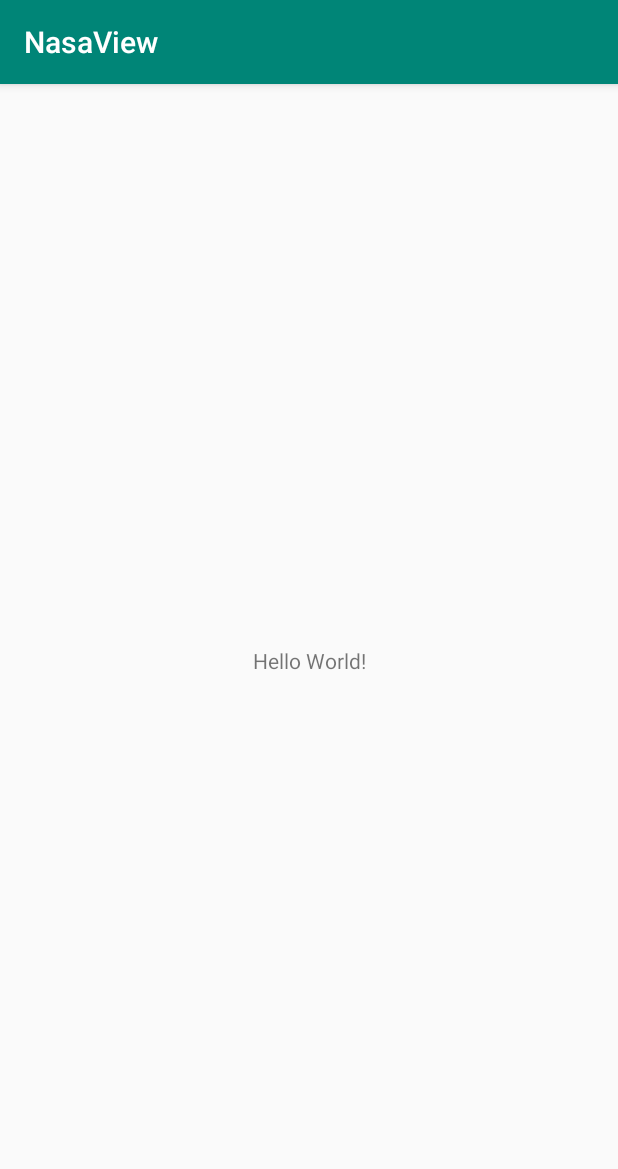
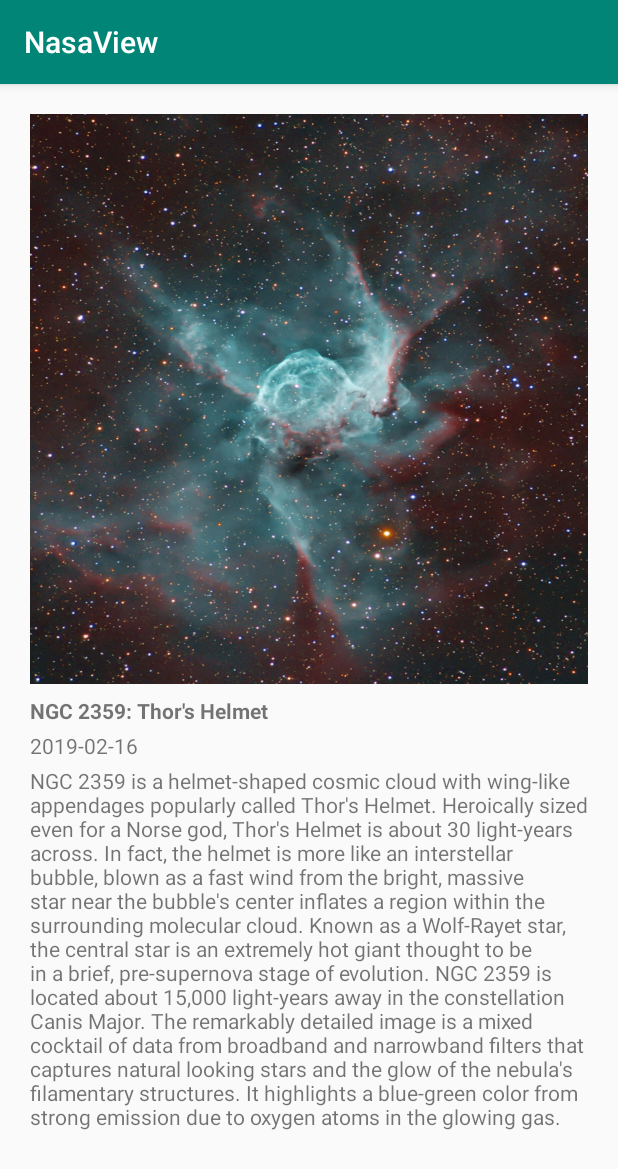
Before and after one commit to fullmers/NasaView, an Android app: the screen it shows after launch (MainActivity), on a phone screen of 412 x 824 dp. Shown: the top 1169 px of the screen. Run offline under Robolectric (Android 15) with nearby library versions, the phone set to English and light mode, and no system bars.

Commit message:
feat: create layout for main activity, populate with sample

```diff
--- a/app/src/main/res/layout/activity_main.xml
+++ b/app/src/main/res/layout/activity_main.xml
@@ -1,18 +1,87 @@
 <?xml version="1.0" encoding="utf-8"?>
-<android.support.constraint.ConstraintLayout xmlns:android="http://schemas.android.com/apk/res/android"
+<android.support.v4.widget.NestedScrollView xmlns:android="http://schemas.android.com/apk/res/android"
     xmlns:app="http://schemas.android.com/apk/res-auto"
     xmlns:tools="http://schemas.android.com/tools"
     android:layout_width="match_parent"
-    android:layout_height="match_parent"
-    tools:context=".MainActivity">
+    android:layout_height="match_parent">
 
-    <TextView
-        android:layout_width="wrap_content"
-        android:layout_height="wrap_content"
-        android:text="Hello World!"
-        app:layout_constraintBottom_toBottomOf="parent"
-        app:layout_constraintLeft_toLeftOf="parent"
-        app:layout_constraintRight_toRightOf="parent"
-        app:layout_constraintTop_toTopOf="parent" />
+    <android.support.constraint.ConstraintLayout
+        android:layout_width="match_parent"
+        android:layout_height="match_parent"
+        tools:context=".MainActivity">
 
-</android.support.constraint.ConstraintLayout>
+
+        <ImageView
+            android:id="@+id/image"
+            android:layout_width="0dp"
+            android:layout_height="0dp"
+            android:adjustViewBounds="true"
+            android:scaleType="fitXY"
+            android:src="@drawable/default_apod"
+            app:layout_constraintBottom_toBottomOf="@id/bottomGuideline"
+            app:layout_constraintEnd_toEndOf="@id/rightGuideline"
+            app:layout_constraintLeft_toLeftOf="@id/leftGuideline"
+            app:layout_constraintRight_toRightOf="@id/rightGuideline"
+            app:layout_constraintStart_toStartOf="@id/leftGuideline"
+            app:layout_constraintTop_toTopOf="@id/topGuideline" />
+
+        <android.support.constraint.Guideline
+            android:id="@+id/topGuideline"
+            android:layout_width="wrap_content"
+            android:layout_height="wrap_content"
+            android:orientation="horizontal"
+            app:layout_constraintGuide_begin="@dimen/main_activity_margin" />
+
+        <android.support.constraint.Guideline
+            android:id="@+id/bottomGuideline"
+            android:layout_width="wrap_content"
+            android:layout_height="wrap_content"
+            android:orientation="horizontal"
+            app:layout_constraintGuide_begin="400dp" />
+
+        <android.support.constraint.Guideline
+            android:id="@+id/leftGuideline"
+            android:layout_width="wrap_content"
+            android:layout_height="wrap_content"
+            android:orientation="vertical"
+            app:layout_constraintGuide_begin="@dimen/main_activity_margin" />
+
+        <android.support.constraint.Guideline
+            android:id="@+id/rightGuideline"
+            android:layout_width="wrap_content"
+            android:layout_height="wrap_content"
+            android:orientation="vertical"
+            app:layout_constraintGuide_end="@dimen/main_activity_margin" />
+
+        <TextView
+            android:id="@+id/title_text"
+            android:layout_width="wrap_content"
+            android:layout_height="wrap_content"
+            android:layout_marginTop="8dp"
+            android:textStyle="bold"
+            app:layout_constraintStart_toEndOf="@+id/leftGuideline"
+            app:layout_constraintTop_toBottomOf="@+id/bottomGuideline"
+            android:text="@string/sample_title" />
+
+        <TextView
+            android:id="@+id/date_text"
+            android:layout_width="wrap_content"
+            android:layout_height="wrap_content"
+            android:layout_marginTop="4dp"
+            app:layout_constraintStart_toEndOf="@+id/leftGuideline"
+            app:layout_constraintTop_toBottomOf="@+id/title_text"
+            android:text="@string/sample_date" />
+
+        <TextView
+            android:id="@+id/desc_text"
+            android:layout_width="0dp"
+            android:layout_height="wrap_content"
+            android:layout_marginTop="4dp"
+            android:paddingBottom="@dimen/main_activity_margin"
+            android:text="@string/sample_desc"
+            app:layout_constraintEnd_toStartOf="@+id/rightGuideline"
+            app:layout_constraintStart_toEndOf="@+id/leftGuideline"
+            app:layout_constraintTop_toBottomOf="@+id/date_text" />
+
+    </android.support.constraint.ConstraintLayout>
+</android.support.v4.widget.NestedScrollView>
--- /dev/null
+++ b/app/src/main/res/values/dimens.xml
@@ -0,0 +1,4 @@
+<?xml version="1.0" encoding="utf-8"?>
+<resources>
+    <dimen name="main_activity_margin">20dp</dimen>
+</resources>
--- a/app/src/main/res/values/strings.xml
+++ b/app/src/main/res/values/strings.xml
@@ -1,3 +1,6 @@
 <resources>
     <string name="app_name">NasaView</string>
+    <string name="sample_title">NGC 2359: Thor\'s Helmet</string>
+    <string name="sample_date">2019-02-16</string>
+    <string name="sample_desc">NGC 2359 is a helmet-shaped cosmic cloud with wing-like appendages popularly called Thor\'s Helmet. Heroically sized even for a Norse god, Thor\'s Helmet is about 30 light-years across. In fact, the helmet is more like an interstellar bubble, blown as a fast wind from the bright, massive star near the bubble\'s center inflates a region within the surrounding molecular cloud. Known as a Wolf-Rayet star, the central star is an extremely hot giant thought to be in a brief, pre-supernova stage of evolution. NGC 2359 is located about 15,000 light-years away in the constellation Canis Major. The remarkably detailed image is a mixed cocktail of data from broadband and narrowband filters that captures natural looking stars and the glow of the nebula\'s filamentary structures. It highlights a blue-green color from strong emission due to oxygen atoms in the glowing gas.</string>
 </resources>
```
Also changed, not shown: app/src/main/res/drawable/default_apod.jpg (added).
